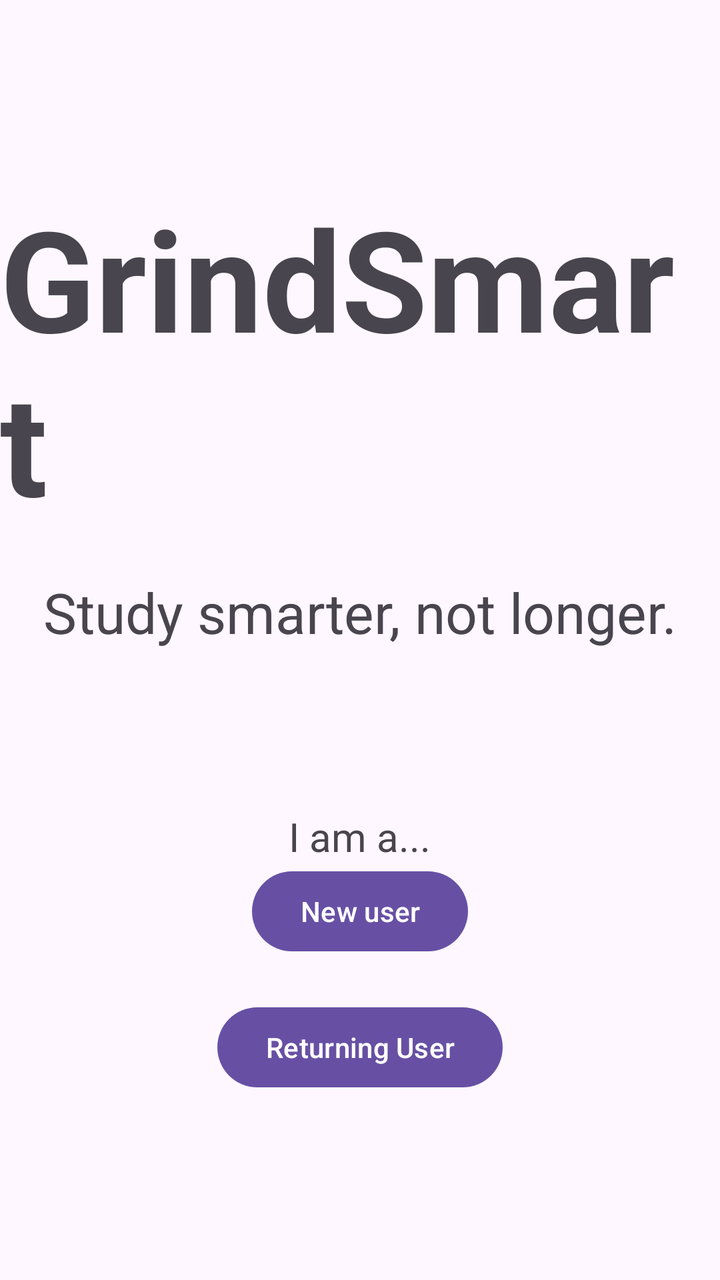
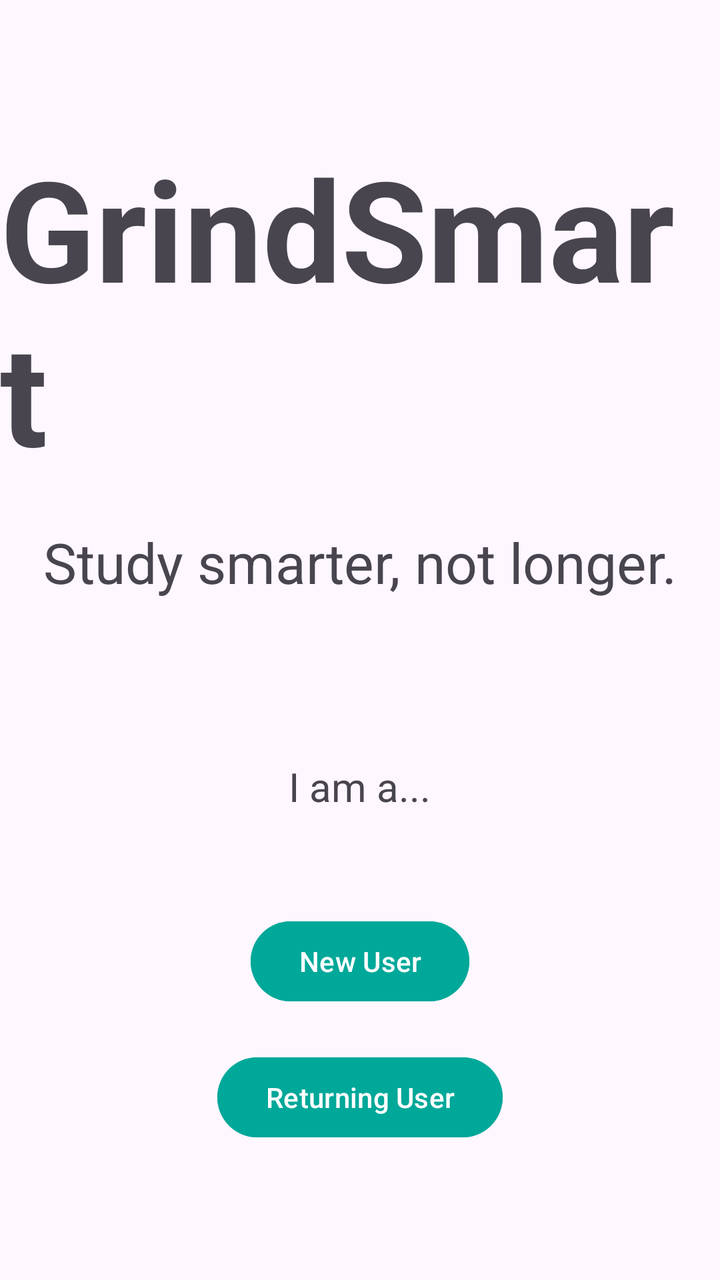

Two renders of the same Android screen: before a commit and after it. Below are the layout's source before the change and the commit's diff.
<!-- AndroidManifest.xml: application theme Theme.GrindSmartApp -->
<!-- res/layout/activity_main.xml -->
<LinearLayout xmlns:android="http://schemas.android.com/apk/res/android"
    android:layout_width="match_parent"
    android:layout_height="match_parent"
    android:gravity="center"
    android:orientation="vertical">

    <TextView
        android:layout_width="wrap_content"
        android:layout_height="wrap_content"
        android:layout_marginBottom="20dp"
        android:text="GrindSmart"
        android:textSize="70sp"
        android:textStyle="bold" />

    <TextView
        android:layout_width="wrap_content"
        android:layout_height="wrap_content"
        android:layout_marginBottom="80dp"
        android:text="Study smarter, not longer."
        android:textSize="28sp" />

    <TextView
        android:layout_width="wrap_content"
        android:layout_height="wrap_content"
        android:layout_marginbottom="50dp"
        android:text="I am a..."
        android:textSize="20sp"/>

    <Button
        android:id="@+id/startButton"
        android:layout_width="wrap_content"
        android:layout_height="wrap_content"
        android:text="New user"
        android:layout_marginBottom="20dp"/>

    <Button
        android:id="@+id/returnButton"
        android:layout_width="wrap_content"
        android:layout_height="wrap_content"
        android:text="Returning User"/>

</LinearLayout>
<!-- resources referenced by this layout -->
<resources>
  <style name="Theme.GrindSmartApp" parent="Base.Theme.GrindSmartApp" />
  <style name="Base.Theme.GrindSmartApp" parent="Theme.Material3.DayNight.NoActionBar">
          
          
      </style>
</resources>

<!-- the commit's change to res/layout/activity_main.xml (unified diff, before → after) -->
@@ -1,42 +1,46 @@
 <LinearLayout xmlns:android="http://schemas.android.com/apk/res/android"
-    android:layout_width="match_parent"
-    android:layout_height="match_parent"
-    android:gravity="center"
-    android:orientation="vertical">
+android:layout_width="match_parent"
+android:layout_height="match_parent"
+android:gravity="center"
+android:orientation="vertical">
 
-    <TextView
-        android:layout_width="wrap_content"
-        android:layout_height="wrap_content"
-        android:layout_marginBottom="20dp"
-        android:text="GrindSmart"
-        android:textSize="70sp"
-        android:textStyle="bold" />
+<TextView
+    android:layout_width="wrap_content"
+    android:layout_height="wrap_content"
+    android:layout_marginBottom="20dp"
+    android:text="GrindSmart"
+    android:textSize="70sp"
+    android:textStyle="bold" />
 
-    <TextView
-        android:layout_width="wrap_content"
-        android:layout_height="wrap_content"
-        android:layout_marginBottom="80dp"
-        android:text="Study smarter, not longer."
-        android:textSize="28sp" />
+<TextView
+    android:layout_width="wrap_content"
+    android:layout_height="wrap_content"
+    android:layout_marginBottom="80dp"
+    android:text="Study smarter, not longer."
+    android:textSize="28sp" />
 
-    <TextView
-        android:layout_width="wrap_content"
-        android:layout_height="wrap_content"
-        android:layout_marginbottom="50dp"
-        android:text="I am a..."
-        android:textSize="20sp"/>
+<TextView
+    android:layout_width="wrap_content"
+    android:layout_height="wrap_content"
+    android:layout_marginBottom="50dp"
+    android:text="I am a..."
+    android:textSize="20sp" />
 
-    <Button
-        android:id="@+id/startButton"
-        android:layout_width="wrap_content"
-        android:layout_height="wrap_content"
-        android:text="New user"
-        android:layout_marginBottom="20dp"/>
+<Button
+    android:id="@+id/startButton"
+    android:layout_width="wrap_content"
+    android:layout_height="wrap_content"
+    android:text="New User"
+    android:layout_marginBottom="20dp"
+    android:backgroundTint="@color/mainButtonColor"
+    />
 
-    <Button
-        android:id="@+id/returnButton"
-        android:layout_width="wrap_content"
-        android:layout_height="wrap_content"
-        android:text="Returning User"/>
+<Button
+    android:id="@+id/returnButton"
+    android:layout_width="wrap_content"
+    android:layout_height="wrap_content"
+    android:text="Returning User"
+    android:backgroundTint="@color/mainButtonColor"
+    />
 
 </LinearLayout>
<!-- resource entries referenced after the edit -->
@@ -1,5 +1,6 @@
 <!-- resources referenced by this layout -->
 <resources>
+  <color name="mainButtonColor">#00A899</color>
   <style name="Theme.GrindSmartApp" parent="Base.Theme.GrindSmartApp" />
   <style name="Base.Theme.GrindSmartApp" parent="Theme.Material3.DayNight.NoActionBar">
           
